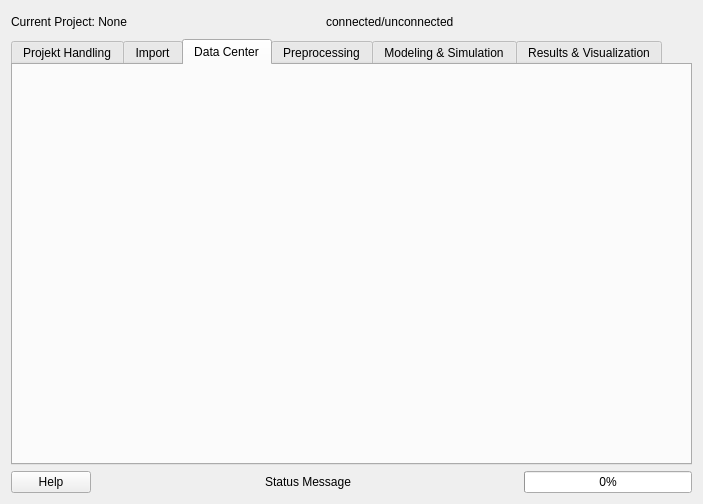
equa/IDA-Districts, file districts/districts_dialog_base.ui: the form before one commit.
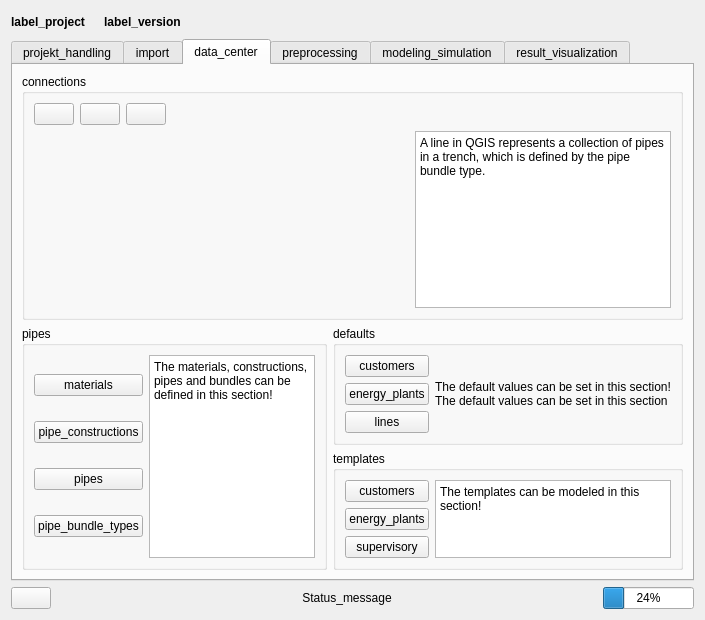
The form after the commit. The open tabs and pages were chosen to show the change. Icons and pictures are not drawn.

Commit message: commit districts plugin

The edit to the form file:
```diff
--- a/districts/districts_dialog_base.ui
+++ b/districts/districts_dialog_base.ui
@@ -6,8 +6,8 @@
    <rect>
     <x>0</x>
     <y>0</y>
-    <width>703</width>
-    <height>504</height>
+    <width>705</width>
+    <height>620</height>
    </rect>
   </property>
   <property name="windowTitle">
@@ -18,14 +18,56 @@
     <layout class="QHBoxLayout" name="headerLayout">
      <item>
       <widget class="QLabel" name="projectNameLabel">
+       <property name="font">
+        <font>
+         <pointsize>9</pointsize>
+         <bold>true</bold>
+        </font>
+       </property>
        <property name="text">
-        <string>Current Project: None</string>
+        <string>label_project</string>
        </property>
        <property name="alignment">
         <set>Qt::AlignmentFlag::AlignVCenter</set>
        </property>
       </widget>
      </item>
+     <item>
+      <widget class="QLabel" name="labelActiveProject">
+       <property name="font">
+        <font>
+         <italic>true</italic>
+        </font>
+       </property>
+       <property name="text">
+        <string/>
+       </property>
+      </widget>
+     </item>
+     <item>
+      <widget class="QLabel" name="label">
+       <property name="font">
+        <font>
+         <bold>true</bold>
+        </font>
+       </property>
+       <property name="text">
+        <string>label_version</string>
+       </property>
+      </widget>
+     </item>
+     <item>
+      <widget class="QLabel" name="label_activeVersion">
+       <property name="font">
+        <font>
+         <italic>true</italic>
+        </font>
+       </property>
+       <property name="text">
+        <string/>
+       </property>
+      </widget>
+     </item>
      <item>
       <spacer name="horizontalSpacer_2">
        <property name="orientation">
@@ -42,7 +84,7 @@
      <item>
       <widget class="QLabel" name="connectionStatusIcon">
        <property name="text">
-        <string>connected/unconnected</string>
+        <string/>
        </property>
        <property name="pixmap">
         <pixmap/>
@@ -52,6 +94,13 @@
        </property>
       </widget>
      </item>
+     <item>
+      <widget class="QLabel" name="labelDBConnectState">
+       <property name="text">
+        <string/>
+       </property>
+      </widget>
+     </item>
      <item>
       <spacer name="horizontalSpacer">
        <property name="orientation">
@@ -88,7 +137,7 @@
      </property>
      <widget class="QWidget" name="tab_project_handling">
       <attribute name="title">
-       <string>Projekt Handling</string>
+       <string>projekt_handling</string>
       </attribute>
       <layout class="QVBoxLayout" name="layout_project_handling">
        <item>
@@ -174,10 +223,7 @@
          <property name="frameShape">
           <enum>QFrame::Shape::Box</enum>
          </property>
-         <property name="frameShadow">
-          <enum>QFrame::Shadow::Raised</enum>
-         </property>
-         <layout class="QVBoxLayout" name="verticalLayout_2">
+         <layout class="QVBoxLayout" name="verticalLayout_10">
           <item>
            <layout class="QVBoxLayout" name="vLayoutVersion">
             <item>
@@ -231,7 +277,7 @@
      </widget>
      <widget class="QWidget" name="tab_import">
       <attribute name="title">
-       <string>Import</string>
+       <string>import</string>
       </attribute>
       <layout class="QVBoxLayout" name="layout_import">
        <item>
@@ -239,19 +285,9 @@
          <property name="frameShape">
           <enum>QFrame::Shape::StyledPanel</enum>
          </property>
-         <property name="frameShadow">
-          <enum>QFrame::Shadow::Raised</enum>
-         </property>
-         <layout class="QVBoxLayout" name="verticalLayout_4">
+         <layout class="QVBoxLayout" name="verticalLayout_25">
           <item>
-           <widget class="QLabel" name="label">
-            <property name="text">
-             <string>OpenStreetMap</string>
-            </property>
-           </widget>
-          </item>
-          <item>
-           <layout class="QVBoxLayout" name="verticalLayout_5">
+           <layout class="QHBoxLayout" name="horizontalLayout_5">
             <item>
              <widget class="QPushButton" name="pushButton">
               <property name="text">
@@ -283,14 +319,11 @@
          <property name="frameShape">
           <enum>QFrame::Shape::StyledPanel</enum>
          </property>
-         <property name="frameShadow">
-          <enum>QFrame::Shadow::Raised</enum>
-         </property>
-         <layout class="QVBoxLayout" name="verticalLayout_6">
+         <layout class="QVBoxLayout" name="verticalLayout_12">
           <item>
-           <widget class="QLabel" name="label_2">
+           <widget class="QPushButton" name="btn_importElevationData">
             <property name="text">
-             <string>Climate</string>
+             <string>Elevation_data</string>
             </property>
            </widget>
           </item>
@@ -309,10 +342,7 @@
          <property name="frameShape">
           <enum>QFrame::Shape::StyledPanel</enum>
          </property>
-         <property name="frameShadow">
-          <enum>QFrame::Shadow::Raised</enum>
-         </property>
-         <layout class="QVBoxLayout" name="verticalLayout_7">
+         <layout class="QHBoxLayout" name="horizontalLayout_6">
           <item>
            <widget class="QLabel" name="label_3">
             <property name="text">
@@ -367,25 +397,304 @@
      </widget>
      <widget class="QWidget" name="tab_data_center">
       <attribute name="title">
-       <string>Data Center</string>
+       <string>data_center</string>
       </attribute>
-      <layout class="QVBoxLayout" name="layout_data_center"/>
+      <layout class="QVBoxLayout" name="layout_data_center">
+       <item>
+        <layout class="QHBoxLayout" name="horizontalLayout_3">
+         <item>
+          <widget class="QGroupBox" name="groupBox_connections">
+           <property name="title">
+            <string>connections</string>
+           </property>
+           <layout class="QVBoxLayout" name="verticalLayout_6">
+            <item>
+             <layout class="QHBoxLayout" name="horizontalLayout_7">
+              <item>
+               <widget class="QPushButton" name="btn_connections">
+                <property name="text">
+                 <string/>
+                </property>
+               </widget>
+              </item>
+              <item>
+               <widget class="QPushButton" name="btn_connection_types">
+                <property name="text">
+                 <string/>
+                </property>
+               </widget>
+              </item>
+              <item>
+               <widget class="QPushButton" name="btn_conn_bundle_types">
+                <property name="text">
+                 <string/>
+                </property>
+               </widget>
+              </item>
+              <item>
+               <spacer name="horizontalSpacer_6">
+                <property name="orientation">
+                 <enum>Qt::Orientation::Horizontal</enum>
+                </property>
+                <property name="sizeHint" stdset="0">
+                 <size>
+                  <width>40</width>
+                  <height>20</height>
+                 </size>
+                </property>
+               </spacer>
+              </item>
+             </layout>
+            </item>
+            <item>
+             <layout class="QHBoxLayout" name="horizontalLayout_10">
+              <item>
+               <widget class="QWidget" name="svg_connBundleImage" native="true">
+                <property name="sizePolicy">
+                 <sizepolicy hsizetype="Expanding" vsizetype="Expanding">
+                  <horstretch>0</horstretch>
+                  <verstretch>0</verstretch>
+                 </sizepolicy>
+                </property>
+               </widget>
+              </item>
+              <item>
+               <widget class="QTextEdit" name="textEdit_3">
+                <property name="sizePolicy">
+                 <sizepolicy hsizetype="Minimum" vsizetype="Expanding">
+                  <horstretch>0</horstretch>
+                  <verstretch>0</verstretch>
+                 </sizepolicy>
+                </property>
+                <property name="readOnly">
+                 <bool>true</bool>
+                </property>
+                <property name="html">
+                 <string>&lt;!DOCTYPE HTML PUBLIC &quot;-//W3C//DTD HTML 4.0//EN&quot; &quot;http://www.w3.org/TR/REC-html40/strict.dtd&quot;&gt;
+&lt;html&gt;&lt;head&gt;&lt;meta name=&quot;qrichtext&quot; content=&quot;1&quot; /&gt;&lt;meta charset=&quot;utf-8&quot; /&gt;&lt;style type=&quot;text/css&quot;&gt;
+p, li { white-space: pre-wrap; }
+hr { height: 1px; border-width: 0; }
+li.unchecked::marker { content: &quot;\2610&quot;; }
+li.checked::marker { content: &quot;\2612&quot;; }
+&lt;/style&gt;&lt;/head&gt;&lt;body style=&quot; font-family:'Segoe UI'; font-size:9pt; font-weight:400; font-style:normal;&quot;&gt;
+&lt;p style=&quot; margin-top:0px; margin-bottom:0px; margin-left:0px; margin-right:0px; -qt-block-indent:0; text-indent:0px;&quot;&gt;A line in QGIS represents a collection of pipes in a trench, which is defined by the pipe bundle type.&lt;/p&gt;
+&lt;p style=&quot;-qt-paragraph-type:empty; margin-top:0px; margin-bottom:0px; margin-left:0px; margin-right:0px; -qt-block-indent:0; text-indent:0px;&quot;&gt;&lt;br /&gt;&lt;/p&gt;&lt;/body&gt;&lt;/html&gt;</string>
+                </property>
+               </widget>
+              </item>
+             </layout>
+            </item>
+           </layout>
+          </widget>
+         </item>
+        </layout>
+       </item>
+       <item>
+        <layout class="QHBoxLayout" name="horizontalLayout">
+         <item>
+          <widget class="QGroupBox" name="groupBox_pipes">
+           <property name="sizePolicy">
+            <sizepolicy hsizetype="Preferred" vsizetype="Minimum">
+             <horstretch>0</horstretch>
+             <verstretch>0</verstretch>
+            </sizepolicy>
+           </property>
+           <property name="title">
+            <string>pipes</string>
+           </property>
+           <layout class="QHBoxLayout" name="horizontalLayout_9">
+            <item>
+             <layout class="QVBoxLayout" name="verticalLayout_7">
+              <item>
+               <widget class="QPushButton" name="btn_materials">
+                <property name="text">
+                 <string>materials</string>
+                </property>
+               </widget>
+              </item>
+              <item>
+               <widget class="QPushButton" name="btn_pipe_constructions">
+                <property name="text">
+                 <string>pipe_constructions</string>
+                </property>
+               </widget>
+              </item>
+              <item>
+               <widget class="QPushButton" name="btn_pipes">
+                <property name="text">
+                 <string>pipes</string>
+                </property>
+               </widget>
+              </item>
+              <item>
+               <widget class="QPushButton" name="btn_pipe_bundle_types">
+                <property name="text">
+                 <string>pipe_bundle_types</string>
+                </property>
+               </widget>
+              </item>
+             </layout>
+            </item>
+            <item>
+             <widget class="QTextEdit" name="textEdit">
+              <property name="sizePolicy">
+               <sizepolicy hsizetype="Expanding" vsizetype="Minimum">
+                <horstretch>0</horstretch>
+                <verstretch>0</verstretch>
+               </sizepolicy>
+              </property>
+              <property name="readOnly">
+               <bool>true</bool>
+              </property>
+              <property name="html">
+               <string>&lt;!DOCTYPE HTML PUBLIC &quot;-//W3C//DTD HTML 4.0//EN&quot; &quot;http://www.w3.org/TR/REC-html40/strict.dtd&quot;&gt;
+&lt;html&gt;&lt;head&gt;&lt;meta name=&quot;qrichtext&quot; content=&quot;1&quot; /&gt;&lt;meta charset=&quot;utf-8&quot; /&gt;&lt;style type=&quot;text/css&quot;&gt;
+p, li { white-space: pre-wrap; }
+hr { height: 1px; border-width: 0; }
+li.unchecked::marker { content: &quot;\2610&quot;; }
+li.checked::marker { content: &quot;\2612&quot;; }
+&lt;/style&gt;&lt;/head&gt;&lt;body style=&quot; font-family:'Segoe UI'; font-size:9pt; font-weight:400; font-style:normal;&quot;&gt;
+&lt;p style=&quot; margin-top:0px; margin-bottom:0px; margin-left:0px; margin-right:0px; -qt-block-indent:0; text-indent:0px;&quot;&gt;The materials, constructions, pipes and bundles can be defined in this section!&lt;/p&gt;&lt;/body&gt;&lt;/html&gt;</string>
+              </property>
+             </widget>
+            </item>
+           </layout>
+          </widget>
+         </item>
+         <item>
+          <layout class="QVBoxLayout" name="verticalLayout_14">
+           <item>
+            <widget class="QGroupBox" name="groupBox_defaults">
+             <property name="sizePolicy">
+              <sizepolicy hsizetype="Preferred" vsizetype="Minimum">
+               <horstretch>0</horstretch>
+               <verstretch>0</verstretch>
+              </sizepolicy>
+             </property>
+             <property name="title">
+              <string>defaults</string>
+             </property>
+             <layout class="QHBoxLayout" name="horizontalLayout_4">
+              <item>
+               <layout class="QVBoxLayout" name="verticalLayout_2">
+                <item>
+                 <widget class="QPushButton" name="btn_defaults_customers">
+                  <property name="text">
+                   <string>customers</string>
+                  </property>
+                 </widget>
+                </item>
+                <item>
+                 <widget class="QPushButton" name="btn_defaults_plants">
+                  <property name="text">
+                   <string>energy_plants</string>
+                  </property>
+                 </widget>
+                </item>
+                <item>
+                 <widget class="QPushButton" name="btn_defaults_lines">
+                  <property name="text">
+                   <string>lines</string>
+                  </property>
+                 </widget>
+                </item>
+               </layout>
+              </item>
+              <item>
+               <widget class="QLabel" name="label_2">
+                <property name="text">
+                 <string>The default values can be set in this section!
+The default values can be set in this section</string>
+                </property>
+               </widget>
+              </item>
+             </layout>
+            </widget>
+           </item>
+           <item>
+            <widget class="QGroupBox" name="groupBox_templates">
+             <property name="sizePolicy">
+              <sizepolicy hsizetype="Preferred" vsizetype="Minimum">
+               <horstretch>0</horstretch>
+               <verstretch>0</verstretch>
+              </sizepolicy>
+             </property>
+             <property name="title">
+              <string>templates</string>
+             </property>
+             <layout class="QHBoxLayout" name="horizontalLayout_8">
+              <item>
+               <layout class="QVBoxLayout" name="verticalLayout_4">
+                <item>
+                 <widget class="QPushButton" name="btn_manageCustomerTemplates">
+                  <property name="text">
+                   <string>customers</string>
+                  </property>
+                 </widget>
+                </item>
+                <item>
+                 <widget class="QPushButton" name="btn_manageEnergyPlantTemplates">
+                  <property name="text">
+                   <string>energy_plants</string>
+                  </property>
+                 </widget>
+                </item>
+                <item>
+                 <widget class="QPushButton" name="btn_manageSupervisoryTemplates">
+                  <property name="text">
+                   <string>supervisory</string>
+                  </property>
+                 </widget>
+                </item>
+               </layout>
+              </item>
+              <item>
+               <widget class="QTextEdit" name="textEdit_templates">
+                <property name="sizePolicy">
+                 <sizepolicy hsizetype="Expanding" vsizetype="Ignored">
+                  <horstretch>0</horstretch>
+                  <verstretch>0</verstretch>
+                 </sizepolicy>
+                </property>
+                <property name="readOnly">
+                 <bool>true</bool>
+                </property>
+                <property name="html">
+                 <string>&lt;!DOCTYPE HTML PUBLIC &quot;-//W3C//DTD HTML 4.0//EN&quot; &quot;http://www.w3.org/TR/REC-html40/strict.dtd&quot;&gt;
+&lt;html&gt;&lt;head&gt;&lt;meta name=&quot;qrichtext&quot; content=&quot;1&quot; /&gt;&lt;meta charset=&quot;utf-8&quot; /&gt;&lt;style type=&quot;text/css&quot;&gt;
+p, li { white-space: pre-wrap; }
+hr { height: 1px; border-width: 0; }
+li.unchecked::marker { content: &quot;\2610&quot;; }
+li.checked::marker { content: &quot;\2612&quot;; }
+&lt;/style&gt;&lt;/head&gt;&lt;body style=&quot; font-family:'Segoe UI'; font-size:9pt; font-weight:400; font-style:normal;&quot;&gt;
+&lt;p style=&quot; margin-top:0px; margin-bottom:0px; margin-left:0px; margin-right:0px; -qt-block-indent:0; text-indent:0px;&quot;&gt;The templates can be modeled in this section!&lt;/p&gt;&lt;/body&gt;&lt;/html&gt;</string>
+                </property>
+               </widget>
+              </item>
+             </layout>
+            </widget>
+           </item>
+          </layout>
+         </item>
+        </layout>
+       </item>
+      </layout>
      </widget>
      <widget class="QWidget" name="tab_preprocessing">
       <attribute name="title">
-       <string>Preprocessing</string>
+       <string>preprocessing</string>
       </attribute>
       <layout class="QVBoxLayout" name="layout_preprocessing"/>
      </widget>
      <widget class="QWidget" name="tab_modeling_simulation">
       <attribute name="title">
-       <string>Modeling &amp;&amp; Simulation</string>
+       <string>modeling_simulation</string>
       </attribute>
       <layout class="QVBoxLayout" name="layout_modeling_simulation"/>
      </widget>
      <widget class="QWidget" name="tab_results_visualization">
       <attribute name="title">
-       <string>Results &amp;&amp; Visualization</string>
+       <string>result_visualization</string>
       </attribute>
       <layout class="QVBoxLayout" name="layout_results_visualization"/>
      </widget>
@@ -396,7 +705,7 @@
      <item>
       <widget class="QPushButton" name="helpButton">
        <property name="text">
-        <string>Help</string>
+        <string/>
        </property>
       </widget>
      </item>
@@ -414,9 +723,15 @@
       </spacer>
      </item>
      <item>
-      <widget class="QLabel" name="statusLabel">
+      <widget class="QLabel" name="statusMessage">
+       <property name="sizePolicy">
+        <sizepolicy hsizetype="Preferred" vsizetype="Preferred">
+         <horstretch>1</horstretch>
+         <verstretch>0</verstretch>
+        </sizepolicy>
+       </property>
        <property name="text">
-        <string>Status Message</string>
+        <string>Status_message</string>
        </property>
        <property name="alignment">
         <set>Qt::AlignmentFlag::AlignCenter</set>
@@ -424,31 +739,9 @@
       </widget>
      </item>
      <item>
-      <spacer name="spacerRight">
-       <property name="orientation">
-        <enum>Qt::Orientation::Horizontal</enum>
-       </property>
-       <property name="sizeHint" stdset="0">
-        <size>
-         <width>40</width>
-         <height>20</height>
-        </size>
-       </property>
-      </spacer>
-     </item>
-     <item>
-      <widget class="QProgressBar" name="progressBar">
-       <property name="minimum">
-        <number>0</number>
-       </property>
-       <property name="maximum">
-        <number>100</number>
-       </property>
+      <widget class="QProgressBar" name="progress">
        <property name="value">
-        <number>0</number>
-       </property>
-       <property name="textVisible">
-        <bool>true</bool>
+        <number>24</number>
        </property>
       </widget>
      </item>
```
Left out of the diff: 541 changed lines with no effect on the pictures. The commit also changes 161 other files.
